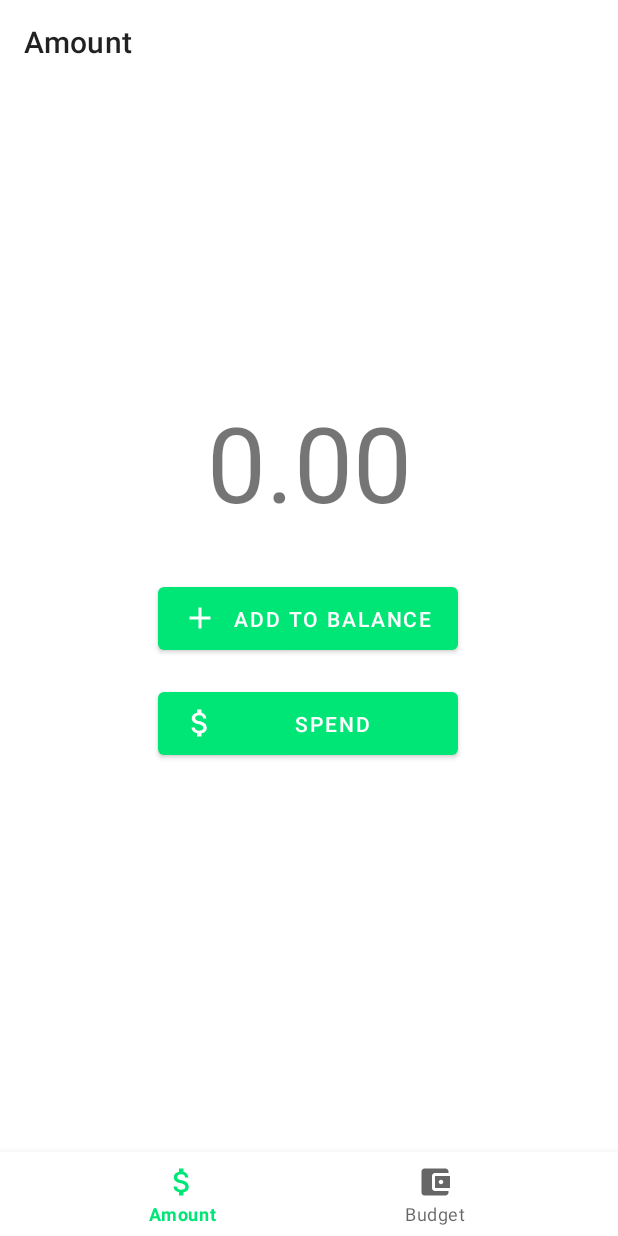
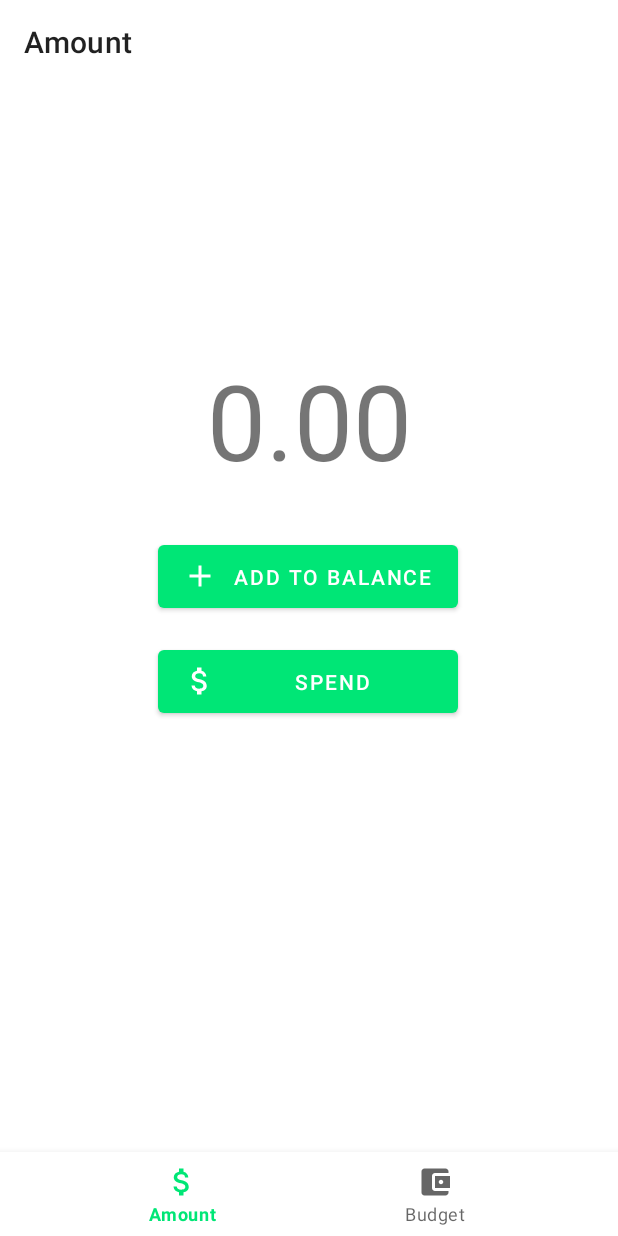
Before and after one commit to GittyMac/WalletCount, an Android app: the screen it shows after launch (MainActivity), on a phone screen of 412 x 824 dp. Run offline under Robolectric (Android 15) with nearby library versions, the phone set to English and light mode, and no system bars; our stand-ins replace navigation-ui.

Commit message:
fixed the layout of the main activity

```diff
--- a/app/src/main/res/layout/activity_main.xml
+++ b/app/src/main/res/layout/activity_main.xml
@@ -9,10 +9,8 @@
 
     <com.google.android.material.bottomnavigation.BottomNavigationView
         android:id="@+id/nav_view"
-        android:layout_width="0dp"
+        android:layout_width="match_parent"
         android:layout_height="wrap_content"
-        android:layout_marginStart="0dp"
-        android:layout_marginEnd="0dp"
         android:background="?android:attr/windowBackground"
         app:layout_constraintBottom_toBottomOf="parent"
         app:layout_constraintLeft_toLeftOf="parent"
@@ -23,7 +21,7 @@
         android:id="@+id/nav_host_fragment"
         android:name="androidx.navigation.fragment.NavHostFragment"
         android:layout_width="match_parent"
-        android:layout_height="match_parent"
+        android:layout_height="0dp"
         app:defaultNavHost="true"
         app:layout_constraintBottom_toTopOf="@id/nav_view"
         app:layout_constraintLeft_toLeftOf="parent"
```
